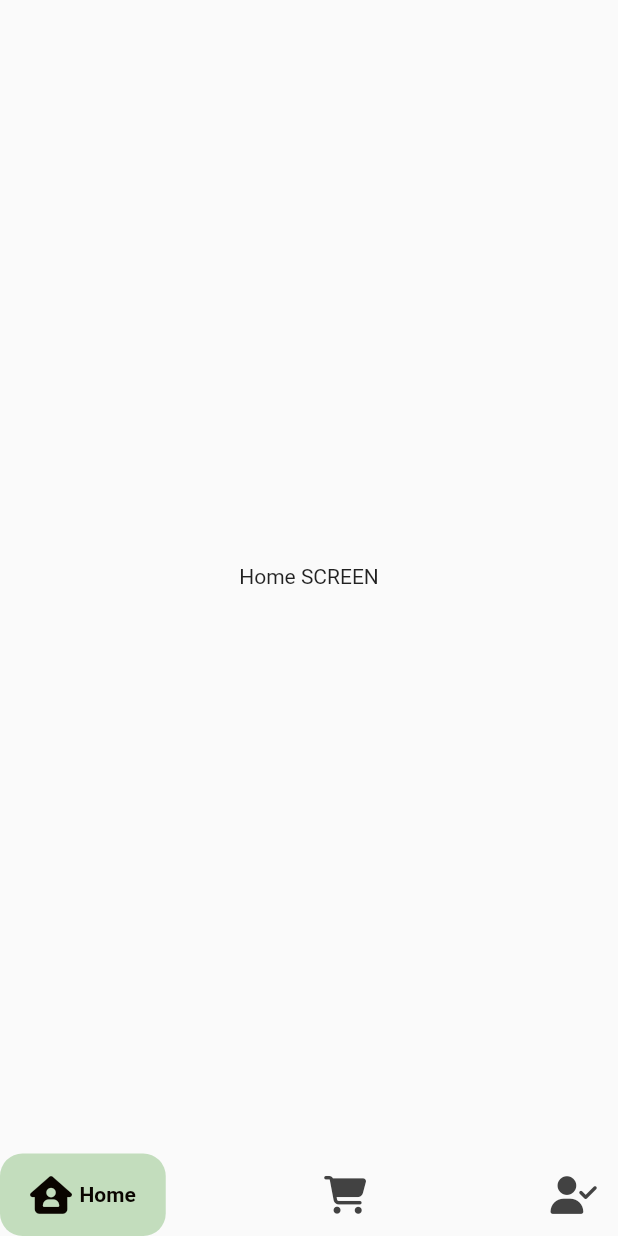
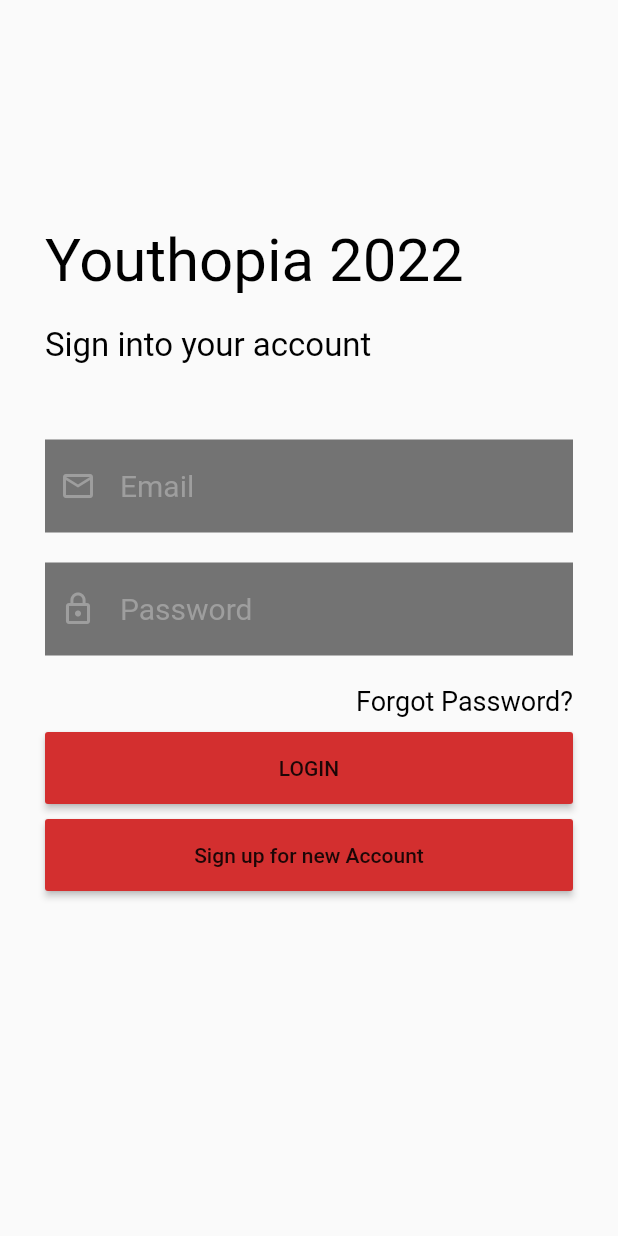
Before and after one commit to Youthopia-2022/Youthopia_App, a Flutter app: the screen it shows after launch, on a phone screen of 412 x 824 dp. Run offline on Flutter 3.47's test engine with Material 2 defaults, Android fonts, the phone set to English and light mode, and no system bars; drawn by our look-alikes of google_nav_bar; our stand-ins replace font_awesome_flutter.

Commit message:
Added login Page

```diff
--- a/lib/main.dart
+++ b/lib/main.dart
@@ -1,4 +1,5 @@
 import 'package:flutter/material.dart';
+import 'package:youthopia_2022_app/screens/login_screen.dart';
 import 'package:youthopia_2022_app/screens/nav_bar_screen.dart';
 
 void main() {
@@ -13,7 +14,7 @@ class MyApp extends StatelessWidget {
   Widget build(BuildContext context) {
     return const MaterialApp(
       debugShowCheckedModeBanner: false,
-      home: NavBarScreen(),
+      home: Login(),
     );
   }
 }
--- /dev/null
+++ b/lib/screens/login_screen.dart
@@ -0,0 +1,162 @@
+import 'package:flutter/material.dart';
+import 'package:youthopia_2022_app/screens/nav_bar_screen.dart';
+import 'package:youthopia_2022_app/screens/signup_screen.dart';
+
+class Login extends StatefulWidget {
+  const Login({Key? key}) : super(key: key);
+
+  @override
+  State<Login> createState() => _LoginState();
+}
+
+class _LoginState extends State<Login> {
+  @override
+  Widget build(BuildContext context) {
+    return Scaffold(
+        resizeToAvoidBottomInset : false,
+      body: Stack(
+        children: [
+          // Positioned.fill(
+          //   child: Image.asset(
+          //     "assets/bg.jpg",
+          //     fit: BoxFit.cover,
+          //     color: Colors.black38,
+          //     colorBlendMode: BlendMode.darken,
+          //   ),
+          // ),
+          // Positioned(
+          //   top: 60,
+          //   left: 15,
+          //   child: IconButton(
+          //     onPressed: () {},
+          //     icon: const Icon(
+          //       Icons.arrow_back_ios_new,
+          //       color: Colors.black,
+          //     ),
+          //   ),
+          // ),
+          Positioned.fill(
+            child: Padding(
+              padding: const EdgeInsets.symmetric(horizontal: 30.0),
+              child: Column(
+                crossAxisAlignment: CrossAxisAlignment.start,
+                children: [
+                  const SizedBox(
+                    height: 150,
+                  ),
+                  const Text(
+                    "Youthopia 2022",
+                    style: TextStyle(
+                      color: Colors.black,
+                      fontSize: 40,
+                    ),
+                  ),
+                  const SizedBox(
+                    height: 20,
+                  ),
+                  const Text(
+                    "Sign into your account",
+                    style: TextStyle(color: Colors.black, fontSize: 22),
+                  ),
+                  const SizedBox(
+                    height: 50,
+                  ),
+                  Container(
+                      padding: const EdgeInsets.symmetric(
+                          vertical: 7, horizontal: 10),
+                      decoration: const BoxDecoration(color: Colors.black54),
+                      child: const TextField(
+                        style: TextStyle(fontSize: 20, color: Colors.grey),
+                        decoration: InputDecoration(
+                            border: InputBorder.none,
+                            hintText: "Email",
+                            icon: Icon(
+                              Icons.mail_outline,
+                              color: Colors.grey,
+                            ),
+                            hintStyle: TextStyle(
+                              color: Colors.grey,
+                            )),
+                      )),
+                  const SizedBox(
+                    height: 20,
+                  ),
+                  Container(
+                    padding:
+                        const EdgeInsets.symmetric(vertical: 7, horizontal: 10),
+                    decoration: const BoxDecoration(color: Colors.black54),
+                    child: const TextField(
+                      obscureText: true,
+                      style: TextStyle(fontSize: 20, color: Colors.grey),
+                      decoration: InputDecoration(
+                          border: InputBorder.none,
+                          hintText: "Password",
+                          icon: Icon(
+                            Icons.lock_outline,
+                            color: Colors.grey,
+                          ),
+                          hintStyle: TextStyle(
+                            color: Colors.grey,
+                          )),
+                    ),
+                  ),
+                  const SizedBox(
+                    height: 20,
+                  ),
+                  const Align(
+                    alignment: Alignment.centerRight,
+                    child: Text(
+                      "Forgot Password?",
+                      style: TextStyle(
+                        color: Colors.black,
+                        fontSize: 18,
+                      ),
+                    ),
+                  ),
+                  const SizedBox(
+                    height: 10,
+                  ),
+                  MaterialButton(
+                    onPressed: () {
+                      Navigator.pushAndRemoveUntil(
+                        context,
+                        MaterialPageRoute(
+                            builder: (context) => const NavBarScreen()),
+                        (Route<dynamic> route) => false,
+                      );
+                    },
+                    minWidth: double.maxFinite,
+                    color: Colors.red[700],
+                    child: const Padding(
+                      padding: EdgeInsets.symmetric(vertical: 16),
+                      child: Text("LOGIN"),
+                    ),
+                  ),
+                  const SizedBox(
+                    height: 10,
+                  ),
+                  MaterialButton(
+                    onPressed: () {
+                      Navigator.push(
+                        context,
+                        MaterialPageRoute(
+                            builder: (context) => const SignUp()),
+                      );
+                    },
+                    minWidth: double.maxFinite,
+                    color: Colors.red[700],
+                    child: const Padding(
+                      padding: EdgeInsets.symmetric(vertical: 16),
+                      child: Text("Sign up for new Account"),
+                    ),
+                  ),
+                  // Container
+                ],
+              ),
+            ),
+          )
+        ],
+      ),
+    );
+  }
+}
--- /dev/null
+++ b/lib/screens/signup_screen.dart
@@ -0,0 +1,17 @@
+import "package:flutter/material.dart";
+
+class SignUp extends StatefulWidget {
+  const SignUp({Key? key}) : super(key: key);
+
+  @override
+  State<SignUp> createState() => _SignUpState();
+}
+
+class _SignUpState extends State<SignUp> {
+  @override
+  Widget build(BuildContext context) {
+    return const Scaffold(
+      body: Center(child: Text("Sign Up SCREEN")),
+    );
+  }
+}
```
